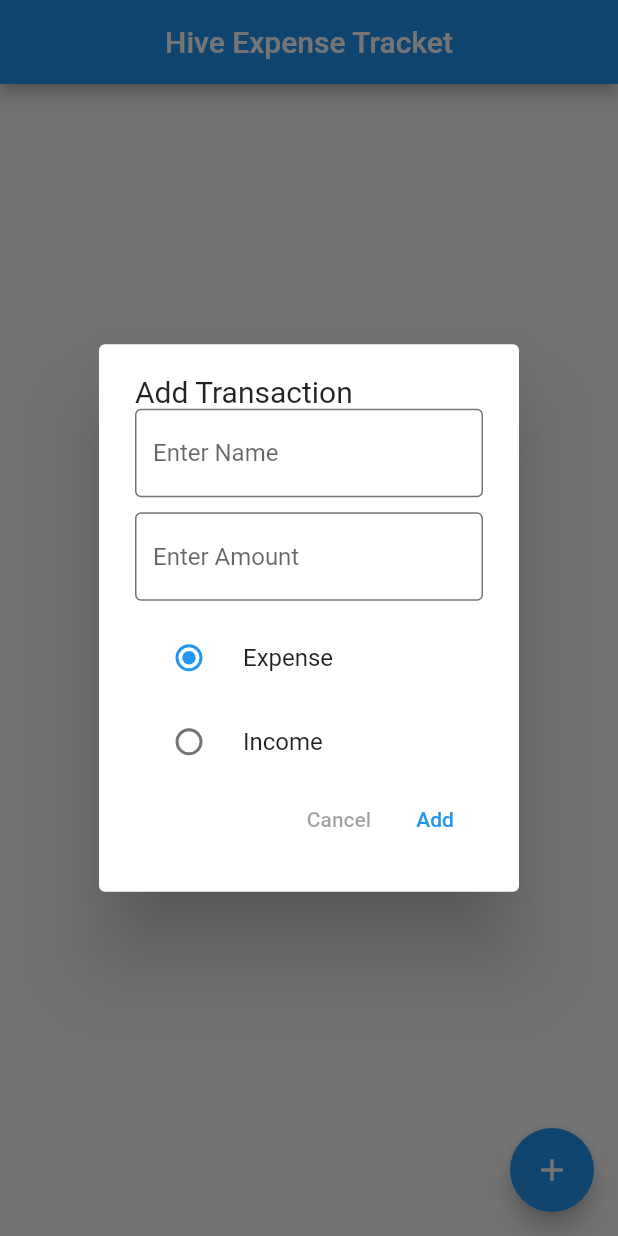
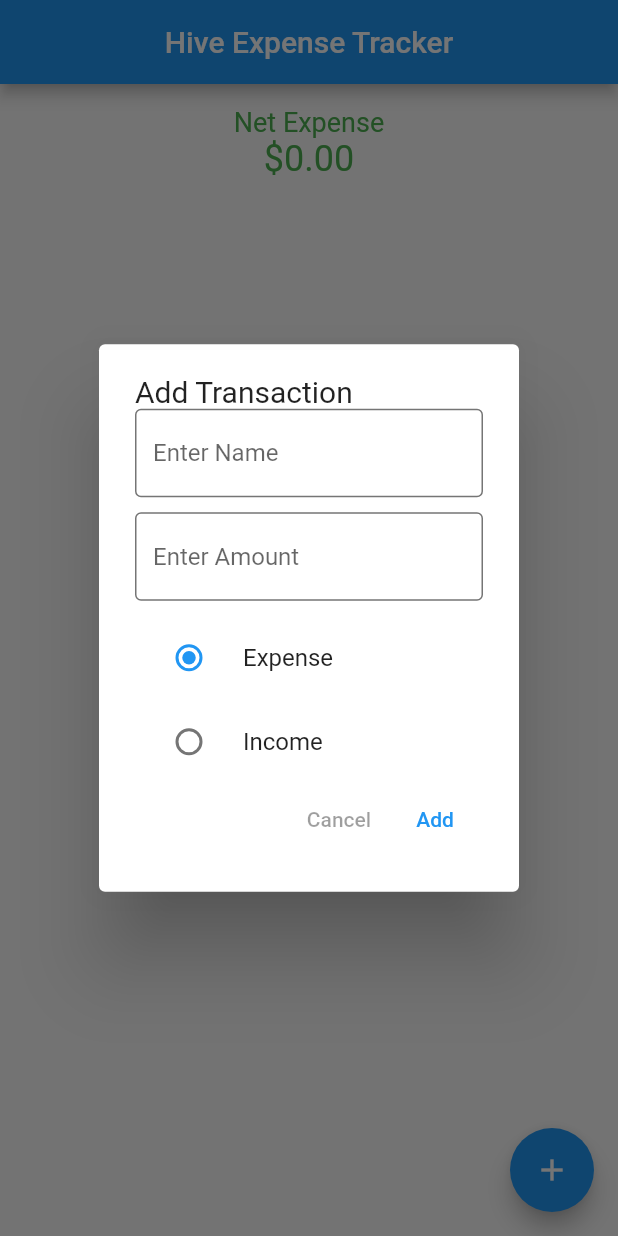
Before and after one commit to soulandbone/transactions_hive, a Flutter app: the screen it shows after launch, after a tap on the "add" icon, on a phone screen of 412 x 824 dp. Run offline on Flutter 3.47's test engine with Material 2 defaults, Android fonts, the phone set to English and light mode, and no system bars; our stand-ins replace gap, hive, hive_flutter; accounts and stored records are empty.

Commit message:
more formatting for the list of transactions, now there is a total displayed on the upper part of the screen

```diff
--- a/lib/screens/transactions_screen.dart
+++ b/lib/screens/transactions_screen.dart
@@ -1,7 +1,9 @@
 import 'package:flutter/material.dart';
+import 'package:gap/gap.dart';
 
 import 'package:hive_flutter/hive_flutter.dart';
 import 'package:intl/intl.dart';
+import 'package:transactions_hive/widgets/net_expense.dart';
 import 'package:transactions_hive/widgets/transaction_dialog.dart';
 import 'package:transactions_hive/widgets/transaction_tile.dart';
 
@@ -19,7 +21,7 @@ class _TransactionsScreenState extends State<TransactionsScreen> {
   Widget build(BuildContext context) {
     return Scaffold(
       appBar: AppBar(
-        title: const Text('Hive Expense Tracket'),
+        title: const Text('Hive Expense Tracker'),
         centerTitle: true,
       ),
       floatingActionButton: FloatingActionButton(
@@ -32,7 +34,16 @@ class _TransactionsScreenState extends State<TransactionsScreen> {
         builder: (context, box, widget) {
           final list = box.values.toList().cast<Transaction>();
 
-          return ListView.builder(
+          return Column(
+            children: [
+              NetExpenseWidget(
+                  amount: list.fold<double>(
+                      0,
+                      ((previousValue, element) =>
+                          previousValue + element.amount))),
+              const Gap(20),
+              Expanded(
+                  child: ListView.builder(
                       itemCount: list.length,
                       itemBuilder: (context, index) {
                         final DateTime date = list[index].createdDate;
@@ -44,7 +55,9 @@ class _TransactionsScreenState extends State<TransactionsScreen> {
                           amount: list[index].amount,
                           date: formatted,
                         );
-              });
+                      }))
+            ],
+          );
         },
       ),
     );
--- /dev/null
+++ b/lib/widgets/net_expense.dart
@@ -0,0 +1,28 @@
+import 'package:flutter/material.dart';
+import 'package:gap/gap.dart';
+
+class NetExpenseWidget extends StatelessWidget {
+  final double amount;
+
+  NetExpenseWidget({
+    required this.amount,
+  });
+
+  @override
+  Widget build(BuildContext context) {
+    return Column(
+      children: [
+        const Gap(15),
+        const Text(
+          'Net Expense',
+          style: TextStyle(fontSize: 18, color: Colors.green),
+        ),
+        Text(
+          '\$${amount.toStringAsFixed(2)}',
+          style: TextStyle(
+              fontSize: 24, color: amount < 0 ? Colors.red : Colors.green),
+        )
+      ],
+    );
+  }
+}
--- a/lib/widgets/transaction_tile.dart
+++ b/lib/widgets/transaction_tile.dart
@@ -14,12 +14,13 @@ class TransactionTile extends StatelessWidget {
   @override
   Widget build(BuildContext context) {
     return Card(
+      margin: const EdgeInsets.symmetric(horizontal: 10, vertical: 4),
       elevation: 2,
       child: ListTile(
         //contentPadding: const EdgeInsets.all(2),
         title: Text(title),
         subtitle: Text(date),
-        trailing: Text('\$${amount.toString()}'),
+        trailing: Text('\$${amount.toStringAsFixed(2)}'),
       ),
     );
   }
```
Lines whose indentation alone changed are shown as unchanged.
